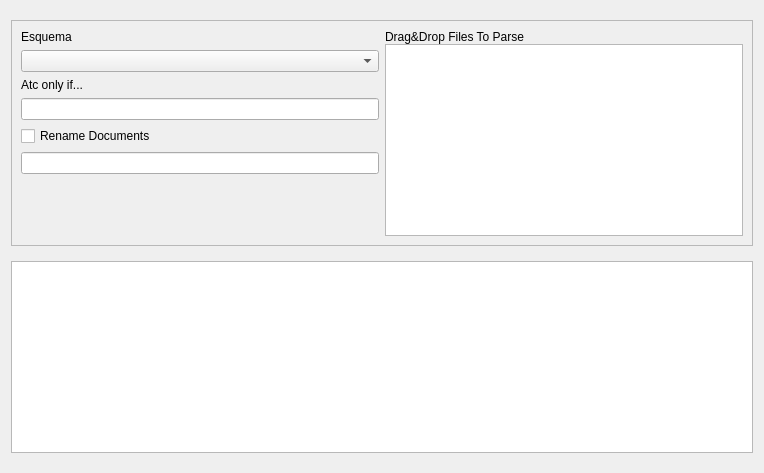
Old version of the form ui/PFormExpToolBoxPage.ui in the repository icampsi/FindWhat.
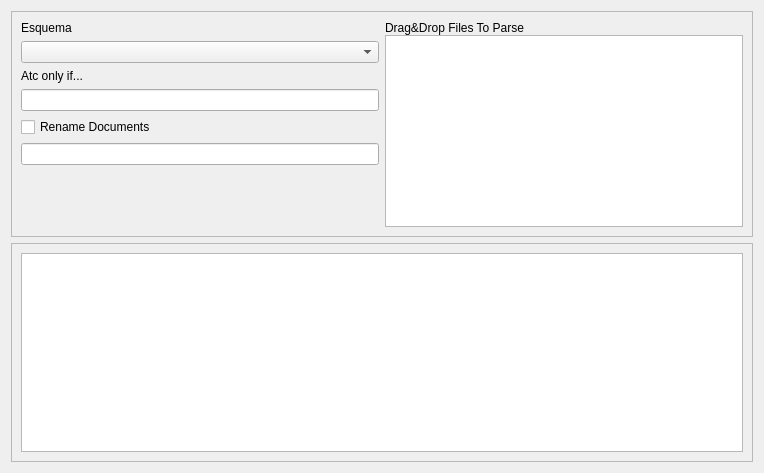
New version of the form. Custom widgets are drawn as their Qt base class.

Patch:
```diff
--- a/ui/PFormExpToolBoxPage.ui
+++ b/ui/PFormExpToolBoxPage.ui
@@ -179,6 +179,19 @@
     </widget>
    </item>
    <item row="1" column="0">
+    <widget class="QStackedWidget" name="stackedWidget_parseOpt">
+     <property name="frameShape">
+      <enum>QFrame::StyledPanel</enum>
+     </property>
+     <property name="frameShadow">
+      <enum>QFrame::Raised</enum>
+     </property>
+     <property name="currentIndex">
+      <number>1</number>
+     </property>
+     <widget class="QWidget" name="stackedWidget_2Page1">
+      <layout class="QVBoxLayout" name="verticalLayout_2">
+       <item>
     <widget class="WSpreadSheet" name="spreadSheet_formatTable">
      <property name="sizePolicy">
       <sizepolicy hsizetype="Expanding" vsizetype="Fixed">
@@ -190,6 +203,17 @@
    </item>
   </layout>
  </widget>
+     <widget class="QWidget" name="page">
+      <layout class="QHBoxLayout" name="horizontalLayout">
+       <item>
+        <widget class="WRecEditTable" name="tableView"/>
+       </item>
+      </layout>
+     </widget>
+    </widget>
+   </item>
+  </layout>
+ </widget>
  <customwidgets>
   <customwidget>
    <class>WSpreadSheet</class>
@@ -201,6 +225,11 @@
    <extends>QListWidget</extends>
    <header>WLoadedFilesTreeView.h</header>
   </customwidget>
+  <customwidget>
+   <class>WRecEditTable</class>
+   <extends>QTableView</extends>
+   <header>dbManager/WRecEditTable.h</header>
+  </customwidget>
  </customwidgets>
  <resources/>
  <connections/>
```
Lines whose indentation alone changed are shown as unchanged.
